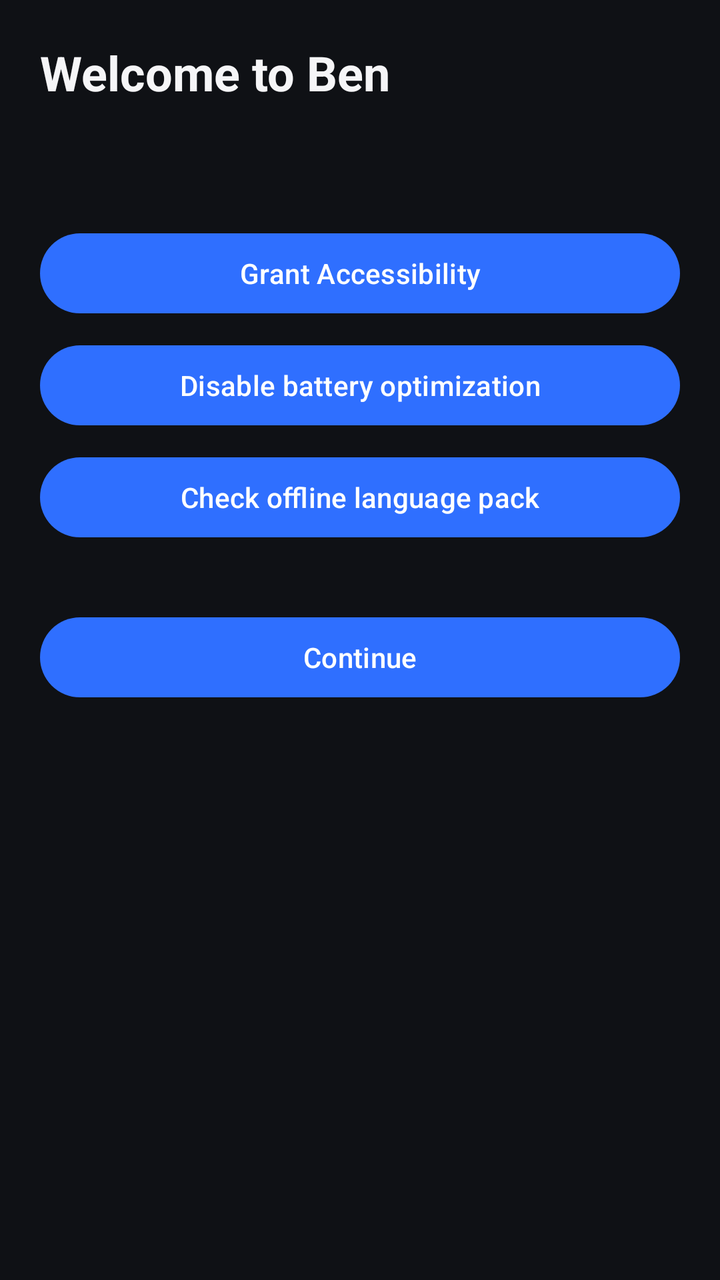
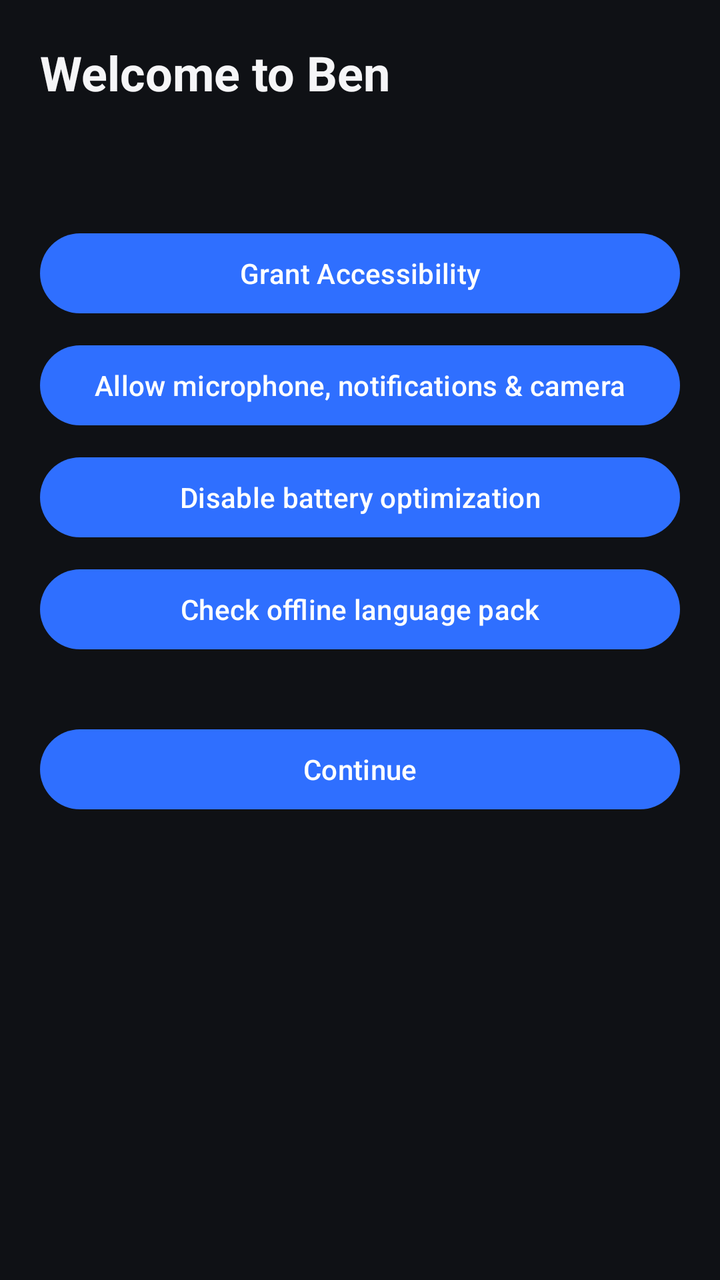

Two renders of the same Android screen: before a commit and after it. Below are the layout's source before the change and the commit's diff.
<!-- AndroidManifest.xml: application theme Theme.Ben -->
<!-- res/layout/activity_onboarding.xml -->
<?xml version="1.0" encoding="utf-8"?>
<ScrollView xmlns:android="http://schemas.android.com/apk/res/android"
    android:layout_width="match_parent"
    android:layout_height="match_parent"
    android:background="@color/ben_bg"
    android:padding="20dp">

    <LinearLayout
        android:layout_width="match_parent"
        android:layout_height="wrap_content"
        android:orientation="vertical">

        <TextView
            android:layout_width="match_parent"
            android:layout_height="wrap_content"
            android:textSize="24sp"
            android:textStyle="bold"
            android:textColor="@color/ben_text_primary"
            android:text="@string/onboarding_title" />

        <TextView
            android:id="@+id/onboarding_step_label"
            android:layout_width="match_parent"
            android:layout_height="wrap_content"
            android:layout_marginTop="20dp"
            android:textSize="18sp"
            android:textColor="@color/ben_text_primary" />

        <com.google.android.material.button.MaterialButton
            android:id="@+id/onboarding_grant_accessibility_btn"
            android:layout_width="match_parent"
            android:layout_height="wrap_content"
            android:layout_marginTop="16dp"
            android:text="@string/onboarding_grant_accessibility" />

        <com.google.android.material.button.MaterialButton
            android:id="@+id/onboarding_grant_battery_btn"
            android:layout_width="match_parent"
            android:layout_height="wrap_content"
            android:layout_marginTop="8dp"
            android:text="@string/onboarding_grant_battery" />

        <com.google.android.material.button.MaterialButton
            android:id="@+id/onboarding_check_offline_lang_btn"
            android:layout_width="match_parent"
            android:layout_height="wrap_content"
            android:layout_marginTop="8dp"
            android:text="@string/onboarding_check_offline_lang" />

        <com.google.android.material.textfield.TextInputLayout
            android:id="@+id/onboarding_phrase_layout"
            android:layout_width="match_parent"
            android:layout_height="wrap_content"
            android:layout_marginTop="24dp"
            android:hint="@string/onboarding_phrase_label"
            android:visibility="gone">
            <com.google.android.material.textfield.TextInputEditText
                android:id="@+id/onboarding_phrase_input"
                android:layout_width="match_parent"
                android:layout_height="wrap_content" />
        </com.google.android.material.textfield.TextInputLayout>

        <com.google.android.material.textfield.TextInputLayout
            android:id="@+id/onboarding_openai_layout"
            android:layout_width="match_parent"
            android:layout_height="wrap_content"
            android:layout_marginTop="12dp"
            android:hint="@string/onboarding_openai_key_label"
            android:visibility="gone">
            <com.google.android.material.textfield.TextInputEditText
                android:id="@+id/onboarding_openai_input"
                android:layout_width="match_parent"
                android:layout_height="wrap_content"
                android:inputType="textPassword" />
        </com.google.android.material.textfield.TextInputLayout>

        <com.google.android.material.button.MaterialButton
            android:id="@+id/onboarding_scan_qr_btn"
            android:layout_width="match_parent"
            android:layout_height="wrap_content"
            android:layout_marginTop="24dp"
            android:visibility="gone"
            android:text="@string/onboarding_scan_qr" />

        <com.google.android.material.button.MaterialButton
            android:id="@+id/onboarding_continue_btn"
            android:layout_width="match_parent"
            android:layout_height="wrap_content"
            android:layout_marginTop="32dp"
            android:text="@string/onboarding_continue" />

    </LinearLayout>
</ScrollView>
<!-- resources referenced by this layout -->
<resources>
  <color name="ben_bg">#0F1115</color>
  <color name="ben_text_primary">#F5F5F7</color>
  <string name="onboarding_check_offline_lang">Check offline language pack</string>
  <string name="onboarding_continue">Continue</string>
  <string name="onboarding_grant_accessibility">Grant Accessibility</string>
  <string name="onboarding_grant_battery">Disable battery optimization</string>
  <string name="onboarding_openai_key_label">OpenAI API key</string>
  <string name="onboarding_phrase_label">Wake phrase</string>
  <string name="onboarding_scan_qr">Scan pairing QR from Mac</string>
  <string name="onboarding_title">Welcome to Ben</string>
  <style name="Theme.Ben" parent="Theme.Material3.DayNight.NoActionBar">
          <item name="colorPrimary">@color/ben_primary</item>
          <item name="colorPrimaryVariant">@color/ben_primary_dark</item>
          <item name="colorOnPrimary">@android:color/white</item>
          <item name="colorSecondary">@color/ben_accent</item>
          <item name="android:statusBarColor" tools:targetApi="l">@color/ben_bg</item>
          <item name="android:windowBackground">@color/ben_bg</item>
          <item name="android:textColor">@color/ben_text_primary</item>
      </style>
  <color name="ben_primary">#2F6FFF</color>
  <color name="ben_primary_dark">#0A3FAA</color>
  <color name="ben_accent">#FFC857</color>
</resources>

<!-- the commit's change to res/layout/activity_onboarding.xml (unified diff, before → after) -->
@@ -34,11 +34,26 @@
             android:text="@string/onboarding_grant_accessibility" />
 
         <com.google.android.material.button.MaterialButton
+            android:id="@+id/onboarding_grant_runtime_btn"
+            android:layout_width="match_parent"
+            android:layout_height="wrap_content"
+            android:layout_marginTop="8dp"
+            android:text="@string/onboarding_grant_runtime" />
+
+        <com.google.android.material.button.MaterialButton
             android:id="@+id/onboarding_grant_battery_btn"
             android:layout_width="match_parent"
             android:layout_height="wrap_content"
             android:layout_marginTop="8dp"
             android:text="@string/onboarding_grant_battery" />
+
+        <com.google.android.material.button.MaterialButton
+            android:id="@+id/onboarding_oem_autostart_btn"
+            android:layout_width="match_parent"
+            android:layout_height="wrap_content"
+            android:layout_marginTop="8dp"
+            android:visibility="gone"
+            android:text="@string/onboarding_grant_oem_autostart" />
 
         <com.google.android.material.button.MaterialButton
             android:id="@+id/onboarding_check_offline_lang_btn"
<!-- resource entries referenced after the edit -->
@@ -6,6 +6,8 @@
   <string name="onboarding_continue">Continue</string>
   <string name="onboarding_grant_accessibility">Grant Accessibility</string>
   <string name="onboarding_grant_battery">Disable battery optimization</string>
+  <string name="onboarding_grant_oem_autostart">Open vendor autostart settings</string>
+  <string name="onboarding_grant_runtime">Allow microphone, notifications &amp; camera</string>
   <string name="onboarding_openai_key_label">OpenAI API key</string>
   <string name="onboarding_phrase_label">Wake phrase</string>
   <string name="onboarding_scan_qr">Scan pairing QR from Mac</string>
